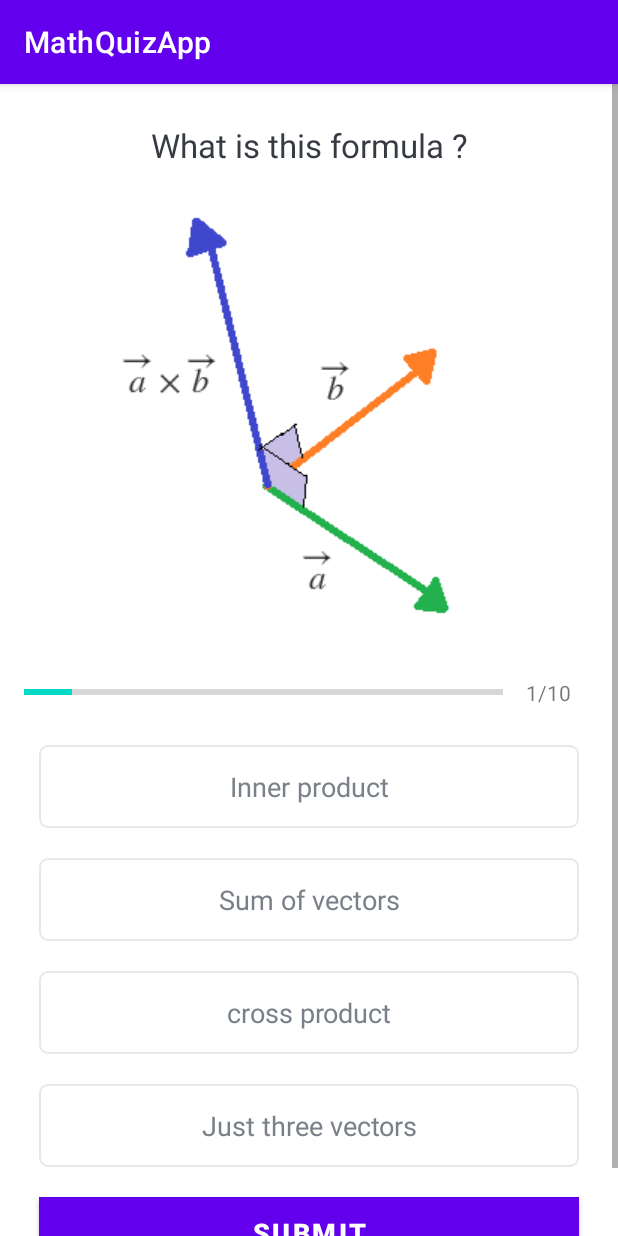
After one commit to OttoMarina/MathQuiz, an Android app: the QuizQuestionsActivity screen opened directly, with no data from a screen before it, on a phone screen of 412 x 824 dp. The commit adds this screen. Run offline under Robolectric (Android 15) with nearby library versions, the phone set to English and light mode, and no system bars.

Commit message:
question generation and basic question activity prepared

```diff
--- a/app/src/main/AndroidManifest.xml
+++ b/app/src/main/AndroidManifest.xml
@@ -12,11 +12,16 @@
         android:theme="@style/Theme.MathQuizApp"
         tools:targetApi="31">
         <activity
+            android:name=".QuizQuestionsActivity"
+            android:exported="false"
+            android:screenOrientation="portrait"
+            />
+        <activity
             android:name=".MainActivity"
+            android:exported="true"
             android:screenOrientation="portrait"
             android:theme="@style/NoActionBarTheme"
-            android:windowSoftInputMode="adjustResize"
-            android:exported="true">
+            android:windowSoftInputMode="adjustResize">
             <intent-filter>
                 <action android:name="android.intent.action.MAIN" />
 
--- /dev/null
+++ b/app/src/main/java/com/example/mathquizapp/Constants.kt
@@ -0,0 +1,29 @@
+package com.example.mathquizapp
+
+object Constants {
+    fun getQuestions(): ArrayList<Question> {
+        //creation of empty question list
+        val questionsList = ArrayList<Question>()
+        //filling it up
+        val que1 = Question(1,
+            "What is this formula ?",
+            R.drawable.cross_product,
+            "Inner product",
+            "Sum of vectors",
+            "cross product",
+            "Just three vectors",
+            3)
+        questionsList.add(que1)
+
+        val que2 = Question(1,
+            "What is this formula ?",
+            R.drawable.bernoulli_distribution,
+            "Normal distribution",
+            "Poisson distribution",
+            "Gaussian distribution",
+            "Bernoulli distribution",
+            4)
+        questionsList.add(que2)
+        return questionsList
+    }
+}
--- a/app/src/main/java/com/example/mathquizapp/MainActivity.kt
+++ b/app/src/main/java/com/example/mathquizapp/MainActivity.kt
@@ -1,11 +1,28 @@
 package com.example.mathquizapp
 
+import android.content.Intent
 import androidx.appcompat.app.AppCompatActivity
 import android.os.Bundle
+import android.view.View
+import android.widget.Button
+import android.widget.EditText
+import android.widget.Toast
 
 class MainActivity : AppCompatActivity() {
     override fun onCreate(savedInstanceState: Bundle?) {
         super.onCreate(savedInstanceState)
         setContentView(R.layout.activity_main)
+        var btnstart = findViewById<Button>(R.id.btn_start)
+        var etname = findViewById<EditText>(R.id.et_name)
+        btnstart.setOnClickListener {
+            if(etname.text.toString().isEmpty()) {
+                Toast.makeText(this, "Please enter your name", Toast.LENGTH_SHORT).show()
+            }
+            else {
+                val intent = Intent(this, QuizQuestionsActivity::class.java)
+                startActivity(intent)
+                finish()
+            }
+        }
     }
 }
--- /dev/null
+++ b/app/src/main/java/com/example/mathquizapp/Question.kt
@@ -0,0 +1,12 @@
+package com.example.mathquizapp
+
+data class Question (
+    val id: Int,
+    val question: String,
+    val image: Int,
+    val optionOne:String,
+    val optionTwo:String,
+    val optionThree:String,
+    val optionFour:String,
+    val correctAnswer: Int,
+    )
--- /dev/null
+++ b/app/src/main/java/com/example/mathquizapp/QuizQuestionsActivity.kt
@@ -0,0 +1,37 @@
+package com.example.mathquizapp
+
+import androidx.appcompat.app.AppCompatActivity
+import android.os.Bundle
+import android.util.Log
+import android.widget.ImageView
+import android.widget.ProgressBar
+import android.widget.TextView
+
+class QuizQuestionsActivity : AppCompatActivity() {
+    override fun onCreate(savedInstanceState: Bundle?) {
+        super.onCreate(savedInstanceState)
+        setContentView(R.layout.activity_quiz_questions)
+        val questionsList = Constants.getQuestions()
+        Log.i("Questions Size", "${questionsList.size}")
+        val currentPosition = 1
+        val question:Question? = questionsList[currentPosition - 1]
+        //take xml markdown elements by id
+        val progBar =  findViewById<ProgressBar>(R.id.progressBar)
+        val tvProgress = findViewById<TextView>(R.id.tv_progress)
+        val tvQuestion = findViewById<TextView>(R.id.tv_question)
+        val ivImage = findViewById<ImageView>(R.id.iv_image)
+        val tvOptionOne = findViewById<TextView>(R.id.tv_option_one)
+        val tvOptionTwo = findViewById<TextView>(R.id.tv_option_two)
+        val tvOptionThree = findViewById<TextView>(R.id.tv_option_three)
+        val tvOptionFour = findViewById<TextView>(R.id.tv_option_four)
+
+        progBar.progress = currentPosition
+        tvProgress.text = "$currentPosition" + "/" + progBar.max
+        tvQuestion.text = question!!.question
+        ivImage.setImageResource(question.image)
+        tvOptionOne.text = question.optionOne
+        tvOptionTwo.text = question.optionTwo
+        tvOptionThree.text = question.optionThree
+        tvOptionFour.text = question.optionFour
+    }
+}
--- /dev/null
+++ b/app/src/main/res/drawable/default_option_border_bg.xml
@@ -0,0 +1,11 @@
+<?xml version="1.0" encoding="utf-8"?>
+<shape xmlns:android="http://schemas.android.com/apk/res/android"
+    android:shape="rectangle">
+
+    <stroke
+        android:width="1dp"
+        android:color="#E8E8E8"
+        />
+    <solid android:color="@android:color/white"/>
+    <corners android:radius="5dp" />
+</shape>
--- a/app/src/main/res/layout/activity_main.xml
+++ b/app/src/main/res/layout/activity_main.xml
@@ -51,6 +51,7 @@
                 android:textSize="16sp"
                 />
             <EditText
+                android:id = "@+id/et_name"
                 android:layout_width="match_parent"
                 android:layout_height="wrap_content"
                 android:hint="Name"
--- /dev/null
+++ b/app/src/main/res/layout/activity_quiz_questions.xml
@@ -0,0 +1,126 @@
+<?xml version="1.0" encoding="utf-8"?>
+<ScrollView xmlns:android="http://schemas.android.com/apk/res/android"
+    xmlns:app="http://schemas.android.com/apk/res-auto"
+    xmlns:tools="http://schemas.android.com/tools"
+    android:layout_width="match_parent"
+    android:layout_height="match_parent"
+    android:fillViewport="true"
+    tools:context=".QuizQuestionsActivity">
+
+    <LinearLayout
+        android:layout_width="match_parent"
+        android:layout_height="wrap_content"
+        android:orientation="vertical"
+        android:gravity="center"
+        android:padding = "16dp"
+        >
+            <TextView
+                android:id = "@+id/tv_question"
+                android:layout_width="match_parent"
+                android:layout_height="wrap_content"
+                android:layout_margin="10dp"
+                android:gravity="center"
+                android:textColor="#363A43"
+                android:textSize="22sp"
+                android:text="What is this formula ?"/>
+            <ImageView
+                android:id = "@+id/iv_image"
+                android:layout_width="wrap_content"
+                android:layout_height="wrap_content"
+                android:layout_marginTop="16dp"
+                android:src = "@drawable/cross_product" />
+        <LinearLayout
+            android:id ="@+id/ll_progress_details"
+            android:layout_width="match_parent"
+            android:layout_height="wrap_content"
+            android:layout_marginTop="16dp"
+            android:gravity="center_vertical"
+            android:orientation="horizontal"
+            >
+            <ProgressBar
+                android:id = "@+id/progressBar"
+                style = "?android:attr/progressBarStyleHorizontal"
+                android:layout_width="0dp"
+                android:layout_height="wrap_content"
+                android:layout_weight="1"
+                android:max = "10"
+                android:minHeight="50dp"
+                android:progress="0"
+                android:indeterminate="false"/>
+            <TextView
+                android:id = "@+id/tv_progress"
+                android:layout_width="wrap_content"
+                android:layout_height="wrap_content"
+                android:gravity="center"
+                android:padding="15dp"
+                android:textColorHint="#7A8089"
+                android:textSize="14sp"
+                android:text="0/10"/>
+
+        </LinearLayout>
+
+        <TextView
+            android:id="@+id/tv_option_one"
+            android:layout_width="match_parent"
+            android:layout_height="wrap_content"
+            android:layout_margin="10dp"
+            android:background="@drawable/default_option_border_bg"
+            android:gravity="center"
+            android:padding="15dp"
+            android:textColor="#7A8089"
+            android:textSize="18sp"
+            android:text="Apple"
+            />
+        <TextView
+            android:id="@+id/tv_option_two"
+            android:layout_width="match_parent"
+            android:layout_height="wrap_content"
+            android:layout_margin="10dp"
+            android:background="@drawable/default_option_border_bg"
+            android:gravity="center"
+            android:padding="15dp"
+            android:textColor="#7A8089"
+            android:textSize="18sp"
+            android:text="Apple"
+            />
+
+        <TextView
+            android:id="@+id/tv_option_three"
+            android:layout_width="match_parent"
+            android:layout_height="wrap_content"
+            android:layout_margin="10dp"
+            android:background="@drawable/default_option_border_bg"
+            android:gravity="center"
+            android:padding="15dp"
+            android:textColor="#7A8089"
+            android:textSize="18sp"
+            android:text="Apple"
+            />
+
+        <TextView
+            android:id="@+id/tv_option_four"
+            android:layout_width="match_parent"
+            android:layout_height="wrap_content"
+            android:layout_margin="10dp"
+            android:background="@drawable/default_option_border_bg"
+            android:gravity="center"
+            android:padding="15dp"
+            android:textColor="#7A8089"
+            android:textSize="18sp"
+            android:text="Apple"
+            />
+        <Button
+            android:id="@+id/btn_submit"
+            android:layout_width="match_parent"
+            android:layout_height="wrap_content"
+            android:layout_margin="10dp"
+            android:background="@color/colorPrimary"
+            android:text="SUBMIT"
+            android:textColor="@android:color/white"
+            android:textSize="18sp"
+            android:textStyle="bold"
+            />
+
+    </LinearLayout>
+
+</ScrollView>
```
Also changed, not shown: app/src/main/res/drawable/bernoulli_distribution.png (added), app/src/main/res/drawable/cross_product.png (added).
